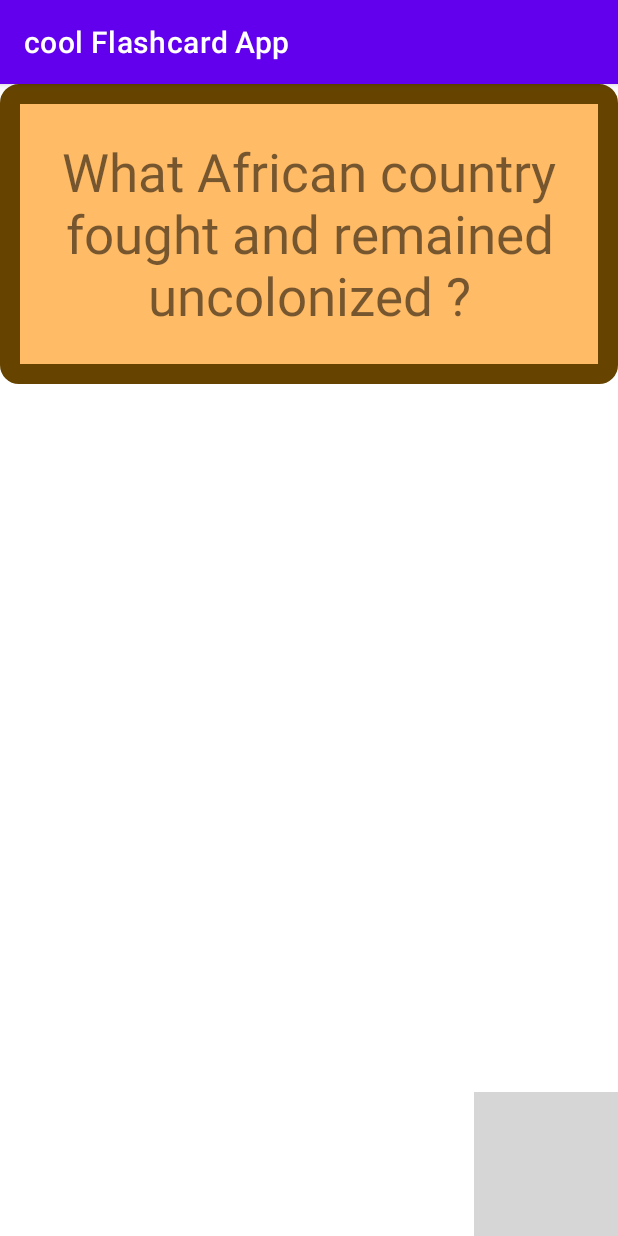
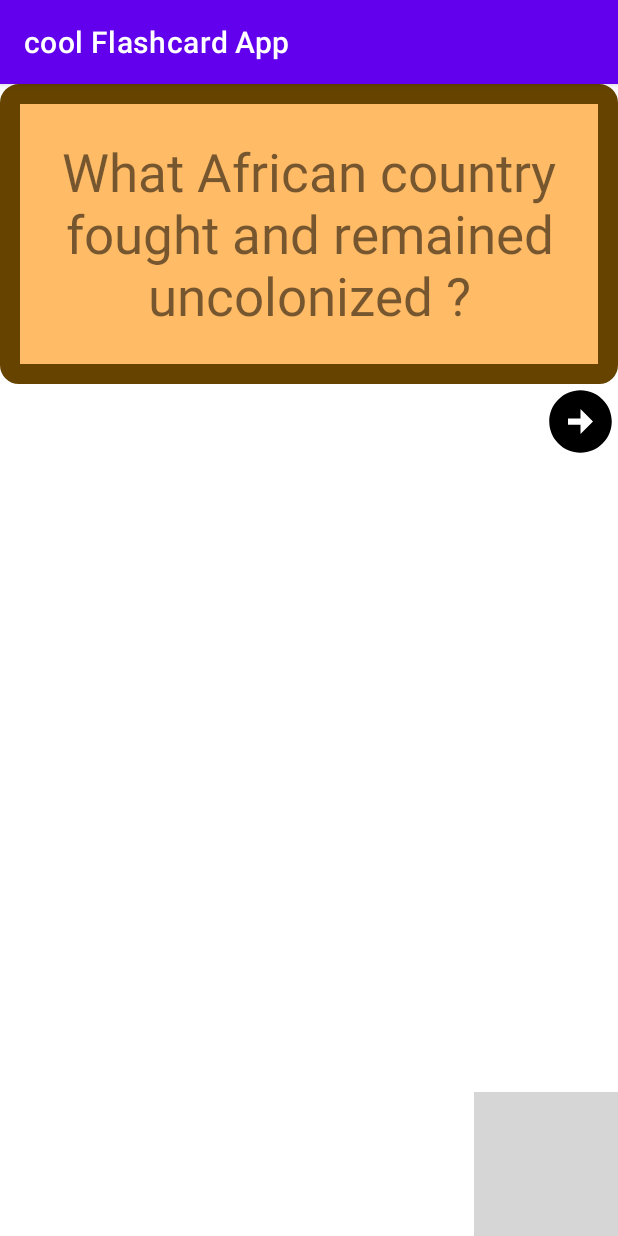
Before and after one commit to mikekebede/Flashcard-App, an Android app: the screen it shows after launch (MainActivity), on a phone screen of 412 x 824 dp. Run offline under Robolectric (Android 15) with nearby library versions, the phone set to English and light mode, and no system bars; our stand-ins replace Room's generated code; grey boxes are pictures that could not be loaded.

Commit message:
SQL library commit

```diff
--- /dev/null
+++ b/app/src/main/java/com/example/coolflashcardapp/AppDatabase.kt
@@ -0,0 +1,12 @@
+package com.example.coolflashcardapp
+
+import androidx.room.Database
+import androidx.room.RoomDatabase
+import com.example.coolflashcardapp.Flashcard
+import com.example.coolflashcardapp.FlashcardDao
+
+@Database(entities = [Flashcard::class], version = 1)
+
+abstract class AppDatabase : RoomDatabase() {
+    abstract fun flashcardDao(): FlashcardDao
+}
--- /dev/null
+++ b/app/src/main/java/com/example/coolflashcardapp/FlashcardDao.kt
@@ -0,0 +1,24 @@
+package com.example.coolflashcardapp
+
+import androidx.room.Dao
+import androidx.room.Delete
+import androidx.room.Insert
+import androidx.room.OnConflictStrategy
+import androidx.room.Query
+import androidx.room.Update
+import com.example.coolflashcardapp.Flashcard
+
+@Dao
+interface FlashcardDao {
+    @Query("SELECT * FROM flashcard")
+    fun getAll(): List<Flashcard>
+
+    @Insert
+    fun insertAll(vararg flashcards: Flashcard)
+
+    @Delete
+    fun delete(flashcard: Flashcard)
+
+    @Update(onConflict = OnConflictStrategy.REPLACE)
+    fun update(flashcard: Flashcard)
+}
--- /dev/null
+++ b/app/src/main/java/com/example/coolflashcardapp/FlashcardDatabase.kt
@@ -0,0 +1,52 @@
+package com.example.coolflashcardapp
+
+import android.content.Context
+import androidx.room.Room
+
+class FlashcardDatabase internal constructor(context: Context) {
+
+    private val db: AppDatabase
+
+    fun initFirstCard() {
+        if (db.flashcardDao().getAll().isEmpty()) {
+            insertCard(Flashcard("Who is the 44th President of the United States", "Barack Obama"))
+        }
+    }
+
+    fun getAllCards(): List<Flashcard> {
+        return db.flashcardDao().getAll()
+    }
+
+    fun insertCard(flashcard: Flashcard) {
+        db.flashcardDao().insertAll(flashcard)
+    }
+
+    fun deleteCard(flashcardQuestion: String) {
+        val allCards = db.flashcardDao().getAll()
+        for (card in allCards) {
+            if (card.question == flashcardQuestion) {
+                db.flashcardDao().delete(card)
+            }
+        }
+    }
+
+    fun updateCard(flashcard: Flashcard) {
+        db.flashcardDao().update(flashcard)
+    }
+
+    fun deleteAll() {
+        for (flashcard in db.flashcardDao().getAll()) {
+            db.flashcardDao().delete(flashcard)
+        }
+    }
+
+    init {
+        db = Room.databaseBuilder(
+            context.applicationContext,
+            AppDatabase::class.java, "flashcard-database"
+        )
+            .allowMainThreadQueries()
+            .fallbackToDestructiveMigration()
+            .build()
+    }
+}
--- a/app/src/main/java/com/example/coolflashcardapp/MainActivity.kt
+++ b/app/src/main/java/com/example/coolflashcardapp/MainActivity.kt
@@ -14,15 +14,24 @@ import androidx.activity.result.contract.ActivityResultContracts
 import com.google.android.material.snackbar.Snackbar
 
 class MainActivity : AppCompatActivity() {
+    lateinit var flashcardDatabase: FlashcardDatabase
+    var allflashcards= mutableListOf<Flashcard>()
+    var currentCardDisplayIndex=0
+
     override fun onCreate(savedInstanceState: Bundle?) {
         super.onCreate(savedInstanceState)
         setContentView(R.layout.activity_main)
 
+        flashcardDatabase= FlashcardDatabase(this)
+        allflashcards= flashcardDatabase.getAllCards().toMutableList()
+
         val flashQuestion = findViewById<TextView>(R.id.flashcard_question)
         val flashAnswer = findViewById<TextView>(R.id.flashcard_answer)
 
-
-
+        if(allflashcards.size>0){
+            flashQuestion.text=allflashcards[0].question
+            flashAnswer.text=allflashcards[0].answer
+        }
         flashQuestion.setOnClickListener {
             flashAnswer.visibility = View.VISIBLE
             flashQuestion.visibility = View.INVISIBLE
@@ -52,7 +61,10 @@ class MainActivity : AppCompatActivity() {
 
                 Log.i( "Mike :MainActivity", "Question : $questionString" )
                 Log.i( "Mike :MainActivity", "Question : $answerString" )
-
+                if(!questionString.isNullOrEmpty() && !answerString.isNullOrEmpty()) {
+                    flashcardDatabase.insertCard(Flashcard(questionString, answerString))
+                    allflashcards=flashcardDatabase.getAllCards().toMutableList()
+                }
             }
             else{
                 Log.i( "Mike :MainActivity", "returned null from AddCardActivity" )
@@ -66,8 +78,26 @@ class MainActivity : AppCompatActivity() {
 
             Log.i("Yesigat" , "it was clicked")
         }
+    val nextButton= findViewById<ImageView>(R.id.nextflash_button)
+    nextButton.setOnClickListener {
+        if(allflashcards.isEmpty()){
+            return@setOnClickListener //early return so that the rest of the code deosnt execute
 
+        }
+        currentCardDisplayIndex++
 
+        if(currentCardDisplayIndex>=allflashcards.size){
+            currentCardDisplayIndex=0
+        }
+        allflashcards=flashcardDatabase.getAllCards().toMutableList()
+        val question=allflashcards[currentCardDisplayIndex].question
+
+        val answer=allflashcards[currentCardDisplayIndex].answer
+
+        flashQuestion.text = question
+        flashAnswer.text = answer
+    }
 
     }
+
 }
--- /dev/null
+++ b/app/src/main/res/drawable/delete_button.xml
@@ -0,0 +1,5 @@
+<vector android:autoMirrored="true" android:height="50dp"
+    android:tint="#000000" android:viewportHeight="24"
+    android:viewportWidth="24" android:width="50dp" xmlns:android="http://schemas.android.com/apk/res/android">
+    <path android:fillColor="@android:color/white" android:pathData="M6,19c0,1.1 0.9,2 2,2h8c1.1,0 2,-0.9 2,-2L18,7L6,7v12zM8,9h8v10L8,19L8,9zM15.5,4l-1,-1h-5l-1,1L5,4v2h14L19,4z"/>
+</vector>
--- /dev/null
+++ b/app/src/main/res/drawable/next_button.xml
@@ -0,0 +1,5 @@
+<vector android:autoMirrored="true" android:height="50dp"
+    android:tint="#000000" android:viewportHeight="24"
+    android:viewportWidth="24" android:width="50dp" xmlns:android="http://schemas.android.com/apk/res/android">
+    <path android:fillColor="@android:color/white" android:pathData="M22,12c0,-5.52 -4.48,-10 -10,-10S2,6.48 2,12c0,5.52 4.48,10 10,10S22,17.52 22,12zM12,13l-4,0v-2l4,0V8l4,4l-4,4V13z"/>
+</vector>
--- a/app/src/main/res/layout/activity_main.xml
+++ b/app/src/main/res/layout/activity_main.xml
@@ -32,6 +32,16 @@
         android:src="@drawable/add_icon"
         android:layout_alignParentBottom="true"
         android:layout_alignParentEnd="true" />
+    <ImageView
+        android:id="@+id/nextflash_button"
+        android:layout_width="wrap_content"
+        android:layout_height="wrap_content"
+        android:src="@drawable/next_button"
+        android:layout_below="@+id/flashcard_question"
+
+        android:layout_alignParentEnd="true" />
+
+
 
 
 
```
Also changed, not shown: app/build.gradle (+8 -0 lines), app/src/main/java/com/example/coolflashcardapp/Flashcard.kt (added, +16 -0 lines).
